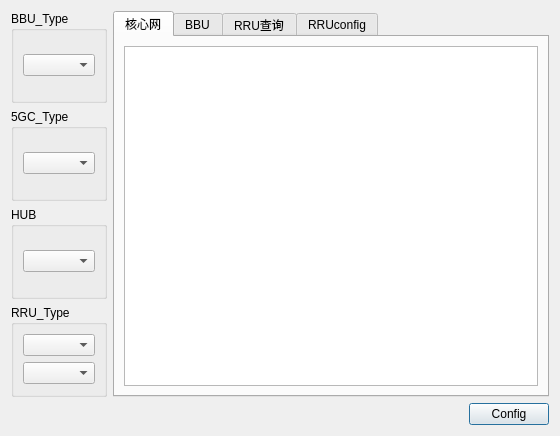
Before: the Qt Designer form test_tool_official/UI/TEST_ui/Call_Systerm_Auto_Config.ui in zhanghaotian-T/DXXXX, drawn with Qt 5.
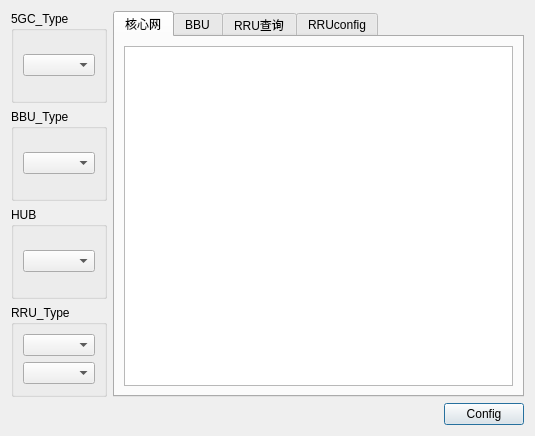
After: the same form once the commit is applied.

Diff of the .ui file:
```diff
--- a/test_tool_official/UI/TEST_ui/Call_Systerm_Auto_Config.ui
+++ b/test_tool_official/UI/TEST_ui/Call_Systerm_Auto_Config.ui
@@ -6,32 +6,20 @@
    <rect>
     <x>0</x>
     <y>0</y>
-    <width>560</width>
+    <width>535</width>
     <height>436</height>
    </rect>
   </property>
   <property name="windowTitle">
    <string>Dialog</string>
   </property>
-  <layout class="QGridLayout" name="gridLayout_8">
+  <layout class="QGridLayout" name="gridLayout">
    <item row="0" column="0">
     <layout class="QVBoxLayout" name="verticalLayout_2">
      <item>
       <layout class="QHBoxLayout" name="horizontalLayout">
        <item>
         <layout class="QVBoxLayout" name="verticalLayout">
-         <item>
-          <widget class="QGroupBox" name="groupBox">
-           <property name="title">
-            <string>BBU_Type</string>
-           </property>
-           <layout class="QGridLayout" name="gridLayout">
-            <item row="0" column="0">
-             <widget class="QComboBox" name="comboBox"/>
-            </item>
-           </layout>
-          </widget>
-         </item>
          <item>
           <widget class="QGroupBox" name="groupBox_2">
            <property name="title">
@@ -44,6 +32,18 @@
            </layout>
           </widget>
          </item>
+         <item>
+          <widget class="QGroupBox" name="groupBox">
+           <property name="title">
+            <string>BBU_Type</string>
+           </property>
+           <layout class="QVBoxLayout" name="verticalLayout_6">
+            <item>
+             <widget class="QComboBox" name="comboBox"/>
+            </item>
+           </layout>
+          </widget>
+         </item>
          <item>
           <widget class="QGroupBox" name="groupBox_4">
            <property name="title">
```
